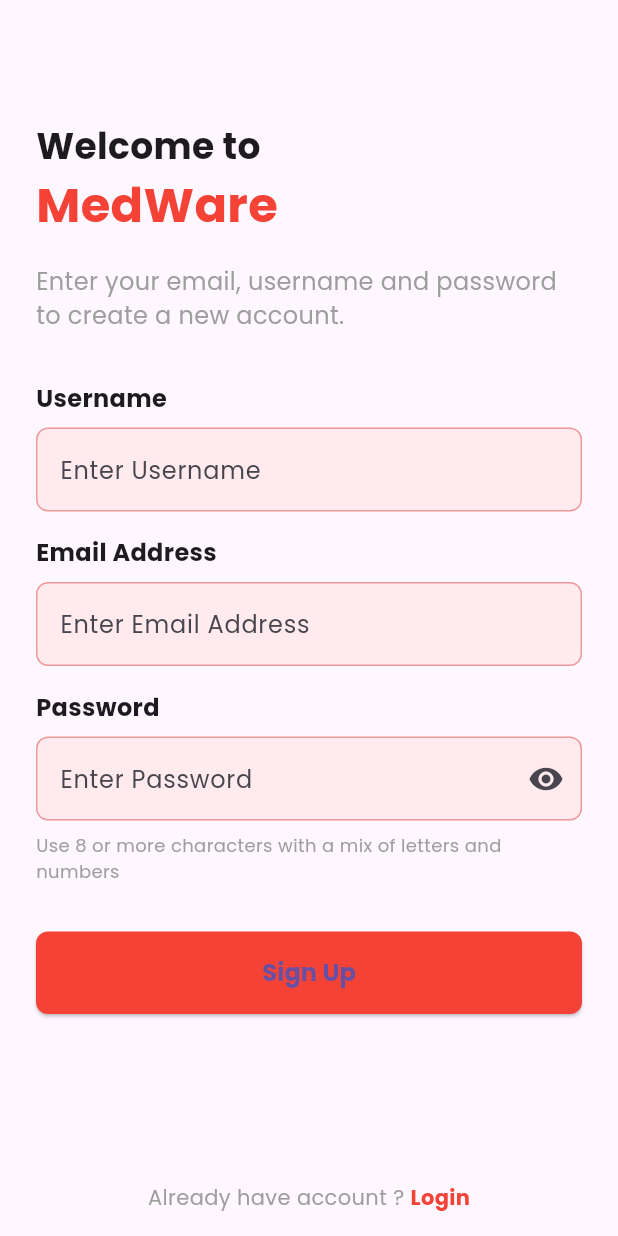
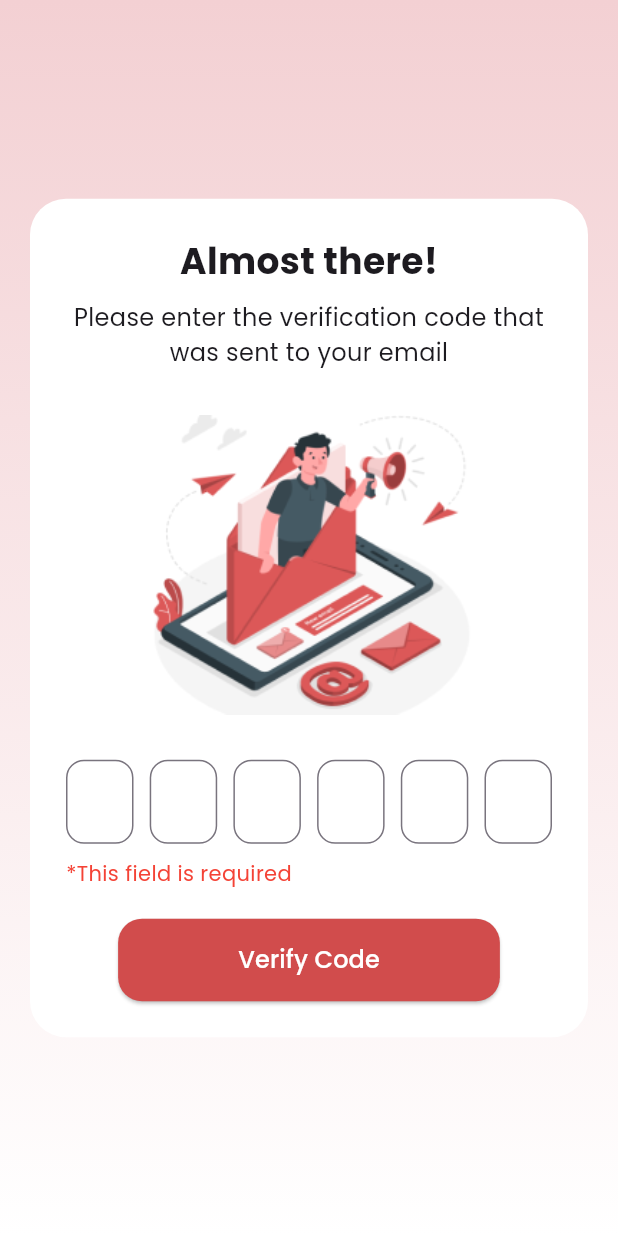
Before and after one commit to agilditya/MedWare-Mobile, a Flutter app: the RegisterScreen screen opened directly, after a tap on "Sign Up", on a phone screen of 412 x 824 dp. Run offline on Flutter 3.47's test engine with Material 3 defaults, Android fonts, the light colour scheme and no system bars; our stand-ins replace google_fonts.

Commit message:
add verifikasi

```diff
--- a/lib/main.dart
+++ b/lib/main.dart
@@ -2,6 +2,7 @@ import 'package:flutter/material.dart';
 import 'dashboard.dart';
 import 'login.dart';
 import 'register.dart';
+import 'verifikasi.dart';
 
 void main() {
   runApp(MedWareApp());
--- a/lib/register.dart
+++ b/lib/register.dart
@@ -1,4 +1,5 @@
 import 'package:flutter/material.dart';
+import 'verifikasi.dart'; // pastikan path sesuai
 
 class RegisterScreen extends StatelessWidget {
   const RegisterScreen({super.key});
@@ -103,7 +104,14 @@ class RegisterScreen extends StatelessWidget {
             SizedBox(
               width: double.infinity,
               child: ElevatedButton(
-                onPressed: () {},
+                onPressed: () {
+                  Navigator.push(
+                    context,
+                    MaterialPageRoute(
+                      builder: (context) => VerificationScreen(),
+                    ),
+                  );
+                },
                 style: ElevatedButton.styleFrom(
                   backgroundColor: Colors.red,
                   padding: const EdgeInsets.symmetric(vertical: 16),
@@ -127,7 +135,9 @@ class RegisterScreen extends StatelessWidget {
                     style: TextStyle(fontSize: 14, color: Colors.grey),
                   ),
                   GestureDetector(
-                    onTap: () {},
+                    onTap: () {
+                      // Tambahkan navigasi ke halaman login di sini
+                    },
                     child: const Text(
                       "Login",
                       style: TextStyle(
--- /dev/null
+++ b/lib/verifikasi.dart
@@ -0,0 +1,119 @@
+import 'package:flutter/material.dart';
+
+void main() {
+  runApp(
+    MaterialApp(home: VerificationScreen(), debugShowCheckedModeBanner: false),
+  );
+}
+
+class VerificationScreen extends StatefulWidget {
+  @override
+  _VerificationScreenState createState() => _VerificationScreenState();
+}
+
+class _VerificationScreenState extends State<VerificationScreen> {
+  final _codeController = List<TextEditingController>.generate(
+    6,
+    (index) => TextEditingController(),
+  );
+
+  @override
+  Widget build(BuildContext context) {
+    return Scaffold(
+      body: Container(
+        decoration: BoxDecoration(
+          gradient: LinearGradient(
+            colors: [Color(0xFFF3D0D3), Colors.white],
+            begin: Alignment.topCenter,
+            end: Alignment.bottomCenter,
+          ),
+        ),
+        child: SafeArea(
+          child: Center(
+            child: SingleChildScrollView(
+              child: Container(
+                margin: EdgeInsets.all(20),
+                padding: EdgeInsets.all(24),
+                decoration: BoxDecoration(
+                  color: Colors.white,
+                  borderRadius: BorderRadius.circular(24),
+                ),
+                child: Column(
+                  children: [
+                    Text(
+                      "Almost there!",
+                      style: TextStyle(
+                        fontSize: 24,
+                        fontWeight: FontWeight.bold,
+                      ),
+                    ),
+                    SizedBox(height: 10),
+                    Text(
+                      "Please enter the verification code that was sent to your email",
+                      textAlign: TextAlign.center,
+                      style: TextStyle(fontSize: 16),
+                    ),
+                    SizedBox(height: 30),
+                    Image.asset('assets/email_verification.png', height: 200),
+                    SizedBox(height: 30),
+                    Row(
+                      mainAxisAlignment: MainAxisAlignment.spaceBetween,
+                      children: List.generate(
+                        6,
+                        (index) => SizedBox(
+                          width: 45,
+                          child: TextField(
+                            controller: _codeController[index],
+                            keyboardType: TextInputType.number,
+                            maxLength: 1,
+                            textAlign: TextAlign.center,
+                            decoration: InputDecoration(
+                              counterText: '',
+                              border: OutlineInputBorder(
+                                borderRadius: BorderRadius.circular(12),
+                                borderSide: BorderSide(color: Colors.red),
+                              ),
+                            ),
+                          ),
+                        ),
+                      ),
+                    ),
+                    SizedBox(height: 10),
+                    Align(
+                      alignment: Alignment.centerLeft,
+                      child: Text(
+                        "*This field is required",
+                        style: TextStyle(color: Colors.red),
+                      ),
+                    ),
+                    SizedBox(height: 20),
+                    ElevatedButton(
+                      onPressed: () {
+                        String code = _codeController.map((c) => c.text).join();
+                        print("Kode verifikasi: $code");
+                      },
+                      style: ElevatedButton.styleFrom(
+                        backgroundColor: Color(0xFFD14C4C),
+                        shape: RoundedRectangleBorder(
+                          borderRadius: BorderRadius.circular(16),
+                        ),
+                        padding: EdgeInsets.symmetric(
+                          horizontal: 80,
+                          vertical: 16,
+                        ),
+                      ),
+                      child: Text(
+                        "Verify Code",
+                        style: TextStyle(fontSize: 16, color: Colors.white),
+                      ),
+                    ),
+                  ],
+                ),
+              ),
+            ),
+          ),
+        ),
+      ),
+    );
+  }
+}
--- a/pubspec.yaml
+++ b/pubspec.yaml
@@ -64,9 +64,7 @@ flutter:
     - assets/dashboard.png
     - assets/MedWare.png
     - assets/google.png
-
-  #   - images/a_dot_burr.jpeg
-  #   - images/a_dot_ham.jpeg
+    - assets/email_verification.png
 
   # An image asset can refer to one or more resolution-specific "variants", see
   # https://flutter.dev/to/resolution-aware-images
```
Also changed, not shown: assets/email_verification.png (added).
